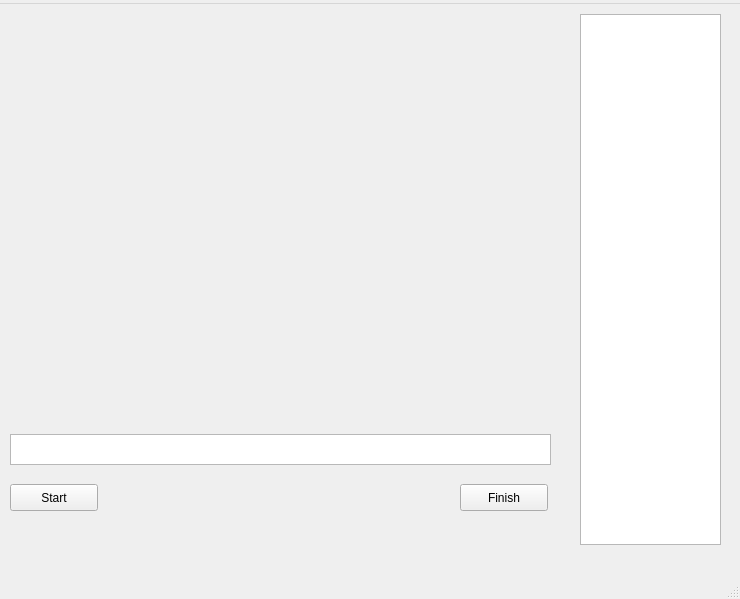
Qt form GUI/GUI.ui (Brendoncamm/SYP) before a commit.
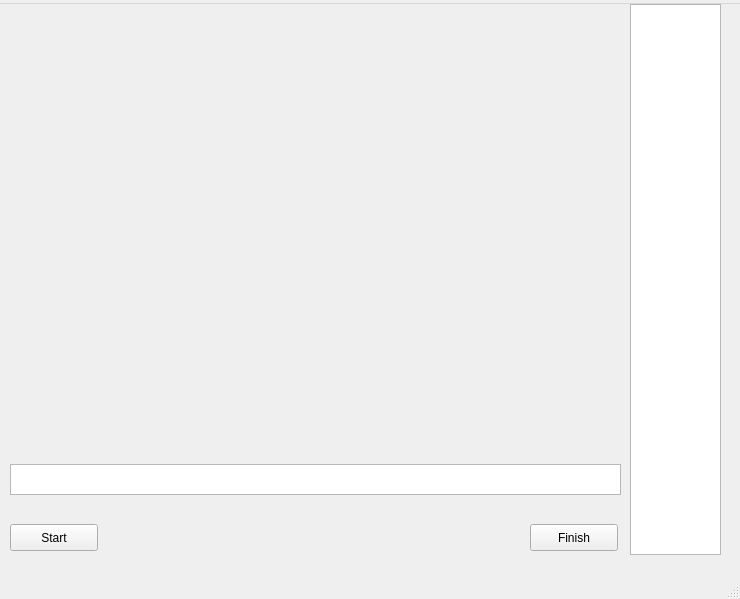
The same form after that commit. The open tabs and pages were chosen to show the change.

Diff of the .ui file:
```diff
--- a/GUI/GUI.ui
+++ b/GUI/GUI.ui
@@ -27,43 +27,17 @@
      <number>1</number>
     </property>
     <widget class="QWidget" name="page">
-     <widget class="QPushButton" name="start">
-      <property name="geometry">
-       <rect>
-        <x>10</x>
-        <y>510</y>
-        <width>88</width>
-        <height>27</height>
-       </rect>
-      </property>
-      <property name="text">
-       <string>Start</string>
-      </property>
-     </widget>
-     <widget class="QPushButton" name="end">
-      <property name="geometry">
-       <rect>
-        <x>460</x>
-        <y>510</y>
-        <width>88</width>
-        <height>27</height>
-       </rect>
-      </property>
-      <property name="text">
-       <string>Finish</string>
-      </property>
-     </widget>
      <widget class="QWidget" name="windowmpl" native="true">
       <property name="geometry">
        <rect>
         <x>10</x>
         <y>-10</y>
-        <width>531</width>
-        <height>451</height>
+        <width>611</width>
+        <height>491</height>
        </rect>
       </property>
       <property name="sizePolicy">
-       <sizepolicy hsizetype="Expanding" vsizetype="Preferred">
+       <sizepolicy hsizetype="Expanding" vsizetype="Expanding">
         <horstretch>0</horstretch>
         <verstretch>0</verstretch>
        </sizepolicy>
@@ -73,19 +47,23 @@
         <rect>
          <x>0</x>
          <y>40</y>
-         <width>531</width>
-         <height>411</height>
+         <width>611</width>
+         <height>451</height>
         </rect>
        </property>
-       <layout class="QVBoxLayout" name="mplvl"/>
+       <layout class="QVBoxLayout" name="mplvl">
+        <property name="sizeConstraint">
+         <enum>QLayout::SetNoConstraint</enum>
+        </property>
+       </layout>
       </widget>
      </widget>
      <widget class="QTextEdit" name="thisworks">
       <property name="geometry">
        <rect>
         <x>10</x>
-        <y>460</y>
-        <width>541</width>
+        <y>490</y>
+        <width>611</width>
         <height>31</height>
        </rect>
       </property>
@@ -255,13 +233,39 @@
    <widget class="QListWidget" name="list">
     <property name="geometry">
      <rect>
-      <x>580</x>
-      <y>10</y>
-      <width>141</width>
-      <height>531</height>
+      <x>630</x>
+      <y>0</y>
+      <width>91</width>
+      <height>551</height>
      </rect>
     </property>
    </widget>
+   <widget class="QPushButton" name="end">
+    <property name="geometry">
+     <rect>
+      <x>530</x>
+      <y>520</y>
+      <width>88</width>
+      <height>27</height>
+     </rect>
+    </property>
+    <property name="text">
+     <string>Finish</string>
+    </property>
+   </widget>
+   <widget class="QPushButton" name="start">
+    <property name="geometry">
+     <rect>
+      <x>10</x>
+      <y>520</y>
+      <width>88</width>
+      <height>27</height>
+     </rect>
+    </property>
+    <property name="text">
+     <string>Start</string>
+    </property>
+   </widget>
   </widget>
   <widget class="QMenuBar" name="menubar">
    <property name="geometry">
```
Left out of the diff: 6 changed lines with no effect on the pictures.
